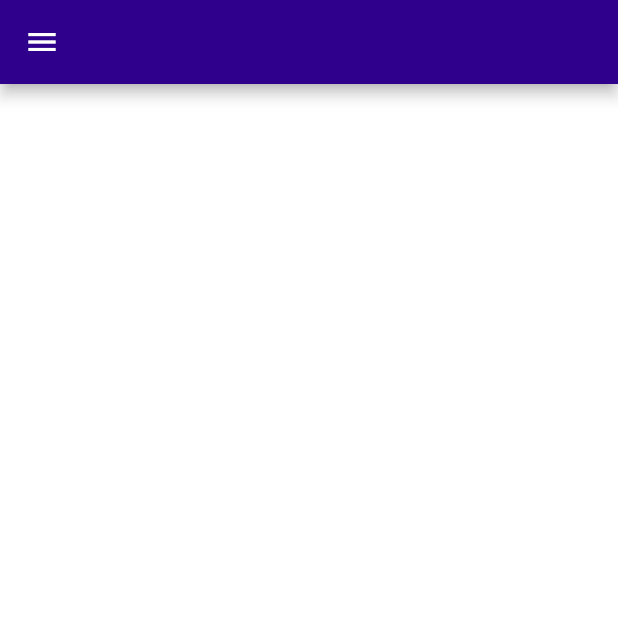
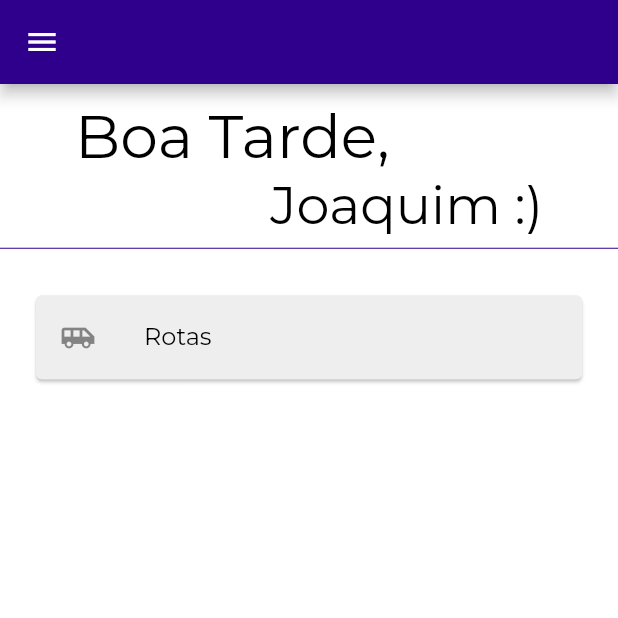
Before and after one commit to pedromtelho/BrasaHacks, a Flutter app: the DriverView screen opened by its route, on a phone screen of 412 x 824 dp, the top half of it. Run offline on Flutter 3.47's test engine with Material 2 defaults, Android fonts, the phone set to English and light mode, and no system bars; our stand-ins replace google_fonts.

Commit message:
scrollable list

```diff
--- /dev/null
+++ b/ehlo55front/lib/components/DriverView/teste.dart
@@ -0,0 +1,9 @@
+FutureBuilder(
+          future: http.get("http://127.0.0.1:3000/shipping"),
+          builder: (context, snapshot) {
+            if (snapshot.connectionState == ConnectionState.done) {
+              print(snapshot.data);
+              return Card();
+            } else {
+              return CircularProgressIndicator();
+            }
--- /dev/null
+++ b/ehlo55front/lib/models/GetData.dart
@@ -0,0 +1,14 @@
+import 'package:http/http.dart' as http;
+import 'package:flutter/material.dart';
+
+class GetData extends StatefulWidget {
+  @override
+  _GetDataState createState() => _GetDataState();
+}
+
+class _GetDataState extends State<GetData> {
+  @override
+  Widget build(BuildContext context) {
+    return Container();
+  }
+}
--- a/ehlo55front/lib/views/DriverView.dart
+++ b/ehlo55front/lib/views/DriverView.dart
@@ -1,7 +1,9 @@
 import 'package:ehlo55front/components/HexColor.dart';
 import 'package:ehlo55front/components/SideBar.dart';
+import 'package:ehlo55front/components/TextMont.dart';
 import 'package:ehlo55front/views/MyHomePage.dart';
 import 'package:flutter/material.dart';
+import 'package:http/http.dart' as http;
 
 class DriverView extends StatefulWidget {
   @override
@@ -13,7 +15,70 @@ class _DriverViewState extends State<DriverView> {
   Widget build(BuildContext context) {
     return MyHomePage(
       colorAppBar: HexColor("#2E008B"),
-      component: Container(),
+      component: Container(
+        child: Column(
+          children: <Widget>[
+            Flex(
+              direction: Axis.horizontal,
+              mainAxisSize: MainAxisSize.max,
+              mainAxisAlignment: MainAxisAlignment.start,
+              children: <Widget>[
+                Padding(
+                  padding: EdgeInsets.fromLTRB(50, 10, 0, 0),
+                  child: TextMont(
+                    text: "Boa Tarde,",
+                    textSize: 40,
+                  ),
+                ),
+              ],
+            ),
+            Flex(
+              direction: Axis.horizontal,
+              mainAxisSize: MainAxisSize.max,
+              mainAxisAlignment: MainAxisAlignment.end,
+              children: <Widget>[
+                Padding(
+                  padding: EdgeInsets.fromLTRB(0, 0, 50, 0),
+                  child: TextMont(
+                    text: "Joaquim :)",
+                    textSize: 35,
+                    textAlign: TextAlign.right,
+                  ),
+                ),
+              ],
+            ),
+            Divider(
+              color: HexColor("#2E008B"),
+              height: 15,
+            ),
+            Expanded(
+              child: ListView(
+                scrollDirection: Axis.vertical,
+                shrinkWrap: true,
+                padding: EdgeInsets.all(15.0),
+                children: <Widget>[
+                  Padding(
+                    padding: EdgeInsets.all(5),
+                    child: Column(children: <Widget>[
+                      Card(
+                        color: HexColor("#EEEEEE"),
+                        child: Column(
+                          children: <Widget>[
+                            ListTile(
+                              leading: Icon(Icons.airport_shuttle),
+                              title: TextMont(text: "Rotas"),
+                            )
+                          ],
+                        ),
+                      )
+                    ]),
+                  ),
+                ],
+              ),
+            ),
+          ],
+        ),
+      ),
       backgroundColor: HexColor("#ffffff"),
       sideBar: SideBar(
         backgroundColorAvatar: HexColor("#2E008B"),
--- a/ehlo55front/lib/views/RoleSelector.dart
+++ b/ehlo55front/lib/views/RoleSelector.dart
@@ -3,7 +3,6 @@ import 'package:ehlo55front/components/DropdownButton.dart';
 import 'package:ehlo55front/components/HexColor.dart';
 import 'package:ehlo55front/components/TextMont.dart';
 import 'package:flutter/material.dart';
-import 'package:google_fonts/google_fonts.dart';
 
 class RoleSelector extends StatefulWidget {
   @override
--- a/ehlo55front/pubspec.yaml
+++ b/ehlo55front/pubspec.yaml
@@ -18,6 +18,7 @@ environment:
 
 dependencies:
   google_fonts: ^0.3.9
+  http: ^0.12.0+4
   flutter:
     sdk: flutter
 
```
Also changed, not shown: ehlo55front/pubspec.lock.
